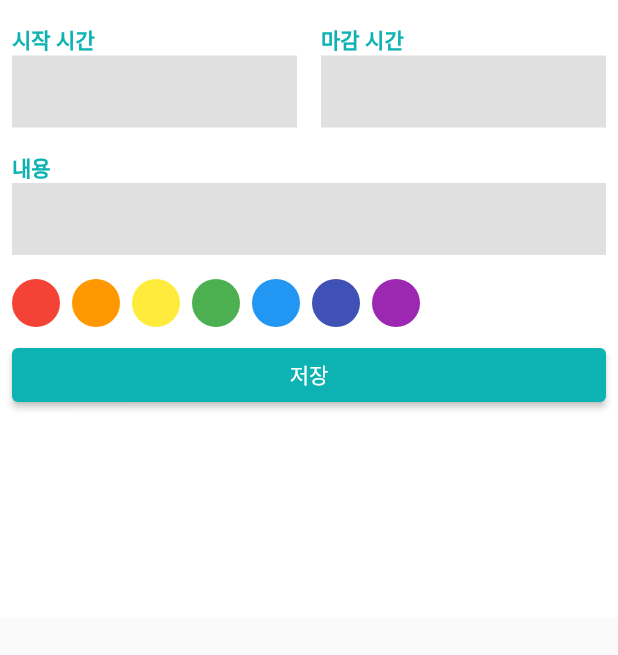
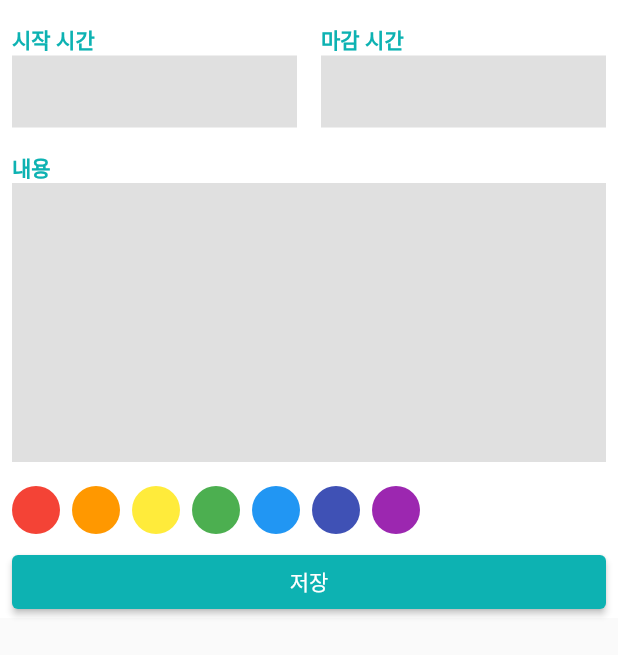
Before and after one commit to Juwon-Yun/flutter_calendar, a Flutter app: the ScheduleBottomSheet widget shown alone on an empty page, opened directly, on a phone screen of 412 x 824 dp. Shown: the top 655 px of the screen. Run offline on Flutter 3.47's test engine with Material 2 defaults, Android fonts, the phone set to English and light mode, and no system bars; our stand-ins replace table_calendar.

Commit message:
Feat: bottom sheet textField options

```diff
--- a/lib/components/custom_text_field.dart
+++ b/lib/components/custom_text_field.dart
@@ -1,30 +1,48 @@
 import 'package:flutter/material.dart';
+import 'package:flutter/services.dart';
 import 'package:flutter_calendar/constants/colors.dart';
 
 class CustomTextField extends StatelessWidget {
   final String label;
 
-  const CustomTextField({Key? key, required this.label}) : super(key: key);
+  final bool isTime;
+
+  const CustomTextField({Key? key, required this.label, required this.isTime})
+      : super(key: key);
 
   @override
   Widget build(BuildContext context) {
     return Column(
       crossAxisAlignment: CrossAxisAlignment.start,
       children: [
-        Text(label, style: TextStyle(
-          color: primary_color,
-          fontWeight: FontWeight.w600
-        ),),
-        TextField(
-          // 커서깜빡임
-          cursorColor: Colors.grey,
-          decoration: InputDecoration(
-            border: InputBorder.none,
-            filled: true,
-            fillColor: Colors.grey[300],
-          ),
+        Text(
+          label,
+          style: TextStyle(color: primary_color, fontWeight: FontWeight.w600),
         ),
+        isTime ? renderTextField() : Expanded(child: renderTextField()),
       ],
     );
   }
+
+  Widget renderTextField() => TextField(
+        // 1인 경우 1줄로, null인 경우 너비 넘어가면 줄바꿈
+        // maxLines: 1,
+        maxLines: isTime ? 1 : null,
+        // 세로로 최대한으로 늘린다.
+        expands: !isTime,
+        keyboardType: isTime ? TextInputType.number : TextInputType.multiline,
+        inputFormatters: isTime
+            ? [
+                // 숫자만 타이밍 가능하게
+                FilteringTextInputFormatter.digitsOnly
+              ]
+            : [],
+        // 커서깜빡임
+        cursorColor: Colors.grey,
+        decoration: InputDecoration(
+          border: InputBorder.none,
+          filled: true,
+          fillColor: Colors.grey[300],
+        ),
+      );
 }
--- a/lib/components/new_schedule_bottom_sheet.dart
+++ b/lib/components/new_schedule_bottom_sheet.dart
@@ -10,7 +10,13 @@ class ScheduleBottomSheet extends StatelessWidget {
     // 기기의 소프트웨어가 차지하는 부분
     final bottomInset = MediaQuery.of(context).viewInsets.bottom;
 
-    return Container(
+    return GestureDetector(
+      onTap: () {
+        // TextField를 제외하고 어딜 누르든 키보드가 사라짐, UX
+        FocusScope.of(context).requestFocus(FocusNode());
+      },
+      child: SafeArea(
+        child: Container(
           color: Colors.white,
           height: MediaQuery.of(context).size.height * 0.5 + bottomInset,
           child: Padding(
@@ -28,6 +34,8 @@ class ScheduleBottomSheet extends StatelessWidget {
                   SizedBox(height: 8),
                   _SaveButton(),
                 ],
+              ),
+            ),
           ),
         ),
       ),
@@ -100,8 +108,11 @@ class _Content extends StatelessWidget {
 
   @override
   Widget build(BuildContext context) {
-    return CustomTextField(
+    return Expanded(
+      child: CustomTextField(
+        isTime: false,
         label: '내용',
+      ),
     );
   }
 }
@@ -117,12 +128,13 @@ class _Time extends StatelessWidget {
       children: [
         Expanded(
             child: CustomTextField(
+          isTime: true,
           label: '시작 시간',
         )),
         SizedBox(
           width: 16,
         ),
-        Expanded(child: CustomTextField(label: '마감 시간')),
+        Expanded(child: CustomTextField(isTime: true, label: '마감 시간')),
       ],
     );
   }
```
Lines whose indentation alone changed are shown as unchanged.
